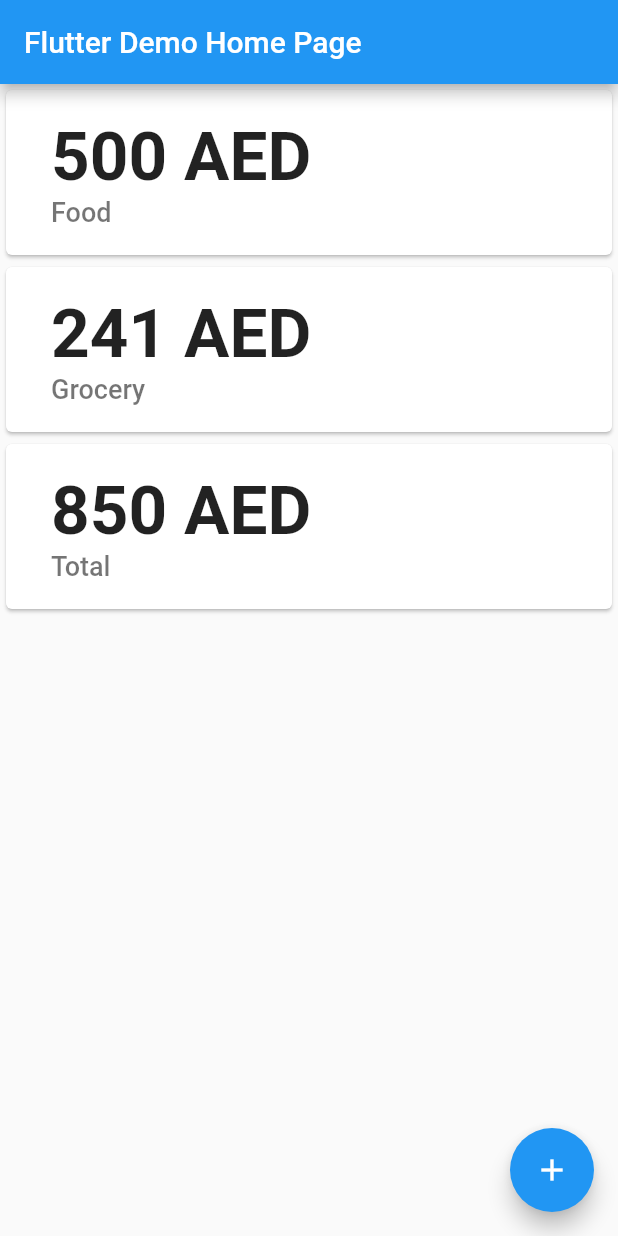
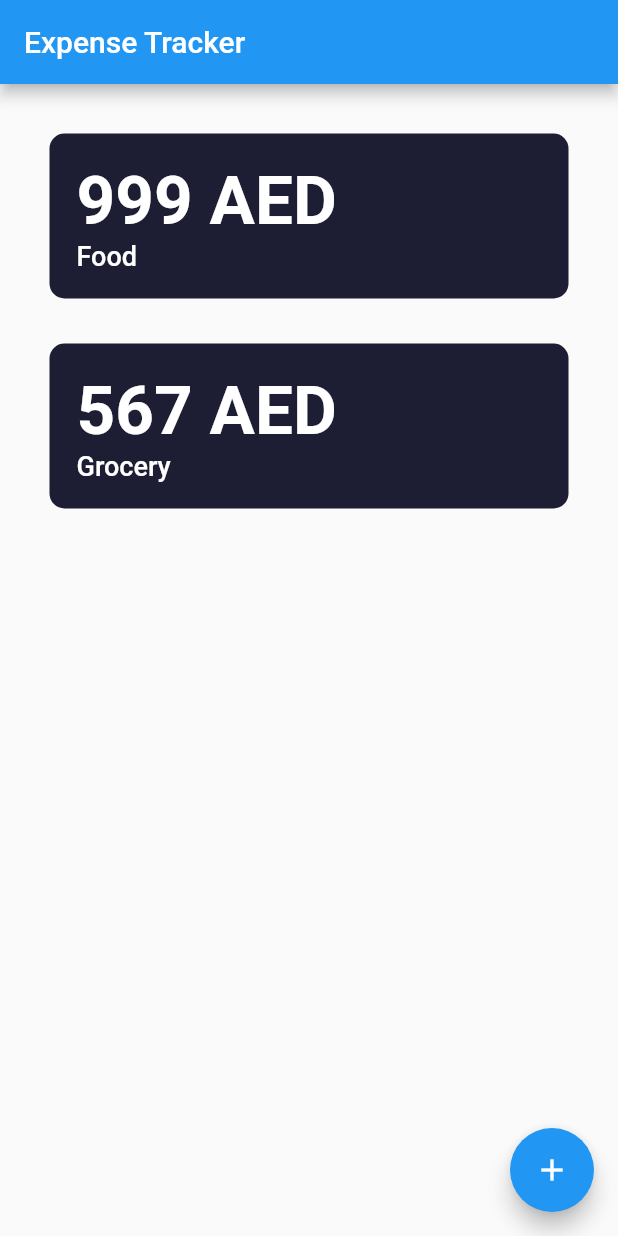
Before and after one commit to Simyan/ExpenseTrackerFlutter, a Flutter app: the screen it shows after launch, on a phone screen of 412 x 824 dp. Run offline on Flutter 3.47's test engine with Material 2 defaults, Android fonts, the phone set to English and light mode, and no system bars.

Commit message:
Custom cards and refactored code to improve code organization

```diff
--- /dev/null
+++ b/lib/components/custom_card.dart
@@ -0,0 +1,29 @@
+import 'package:flutter/material.dart';
+
+class CustomCard extends StatelessWidget {
+
+  CustomCard({@required this.value, @required this.label});
+
+  final String value;
+  final String label;
+
+  @override
+
+  Widget build(BuildContext context) {
+    return Container(
+        child: Padding(
+          padding: const EdgeInsets.all(18.0),
+          child: Column(
+            mainAxisSize: MainAxisSize.min,
+            crossAxisAlignment: CrossAxisAlignment.stretch,
+            children: <Widget>[
+              Text(value, style: TextStyle(fontSize: 45.0, fontWeight: FontWeight.w700, color: Colors.white)),
+              Text(label, style: TextStyle(fontSize: 18.0, fontWeight: FontWeight.w500, color: Colors.white))
+            ],
+          ),
+        ),
+        margin: EdgeInsets.all(15.0),
+        decoration: BoxDecoration(color: Color(0xFF1D1E33), borderRadius: BorderRadius.circular(10.0))
+    );
+  }
+}
--- a/lib/main.dart
+++ b/lib/main.dart
@@ -1,5 +1,5 @@
 import 'package:flutter/material.dart';
-
+import 'package:expense_tracker/screens/home_page.dart';
 void main() {
   runApp(MyApp());
 }
@@ -14,92 +14,7 @@ class MyApp extends StatelessWidget {
         primarySwatch: Colors.blue,
         visualDensity: VisualDensity.adaptivePlatformDensity,
       ),
-      home: MyHomePage(title: 'Flutter Demo Home Page'),
+      home: MyHomePage(title: 'Expense Tracker'),
     );
   }
 }
-
-class MyHomePage extends StatefulWidget {
-  MyHomePage({Key key, this.title}) : super(key: key);
-
-  //Sim: Fields in a widget subclass are always marked final
-  final String title;
-
-  @override
-  _MyHomePageState createState() => _MyHomePageState();
-}
-
-class _MyHomePageState extends State<MyHomePage> {
-  int _counter = 0;
-
-  void _incrementCounter() {
-    setState(() {
-      _counter++;
-    });
-  }
-
-  @override
-  Widget build(BuildContext context) {
-    return Scaffold(
-      appBar: AppBar(
-        // Here we take the value from the MyHomePage object that was created by
-        // the App.build method, and use it to set our appbar title.
-        title: Text(widget.title),
-      ),
-      body: SingleChildScrollView(
-        child: Column(
-          mainAxisAlignment: MainAxisAlignment.spaceEvenly,
-          children: <Widget>[
-            Card(
-              child: Column(
-                mainAxisSize: MainAxisSize.min,
-                children: <Widget>[
-                  Padding(
-                    padding: const EdgeInsets.all(14.0),
-                    child: const ListTile(
-                      title: Text('500 AED', style: TextStyle(fontSize: 45.0, fontWeight: FontWeight.w700)),
-                      subtitle: Text('Food', style: TextStyle(fontSize: 18.0, fontWeight: FontWeight.w500)),
-                    ),
-                  ),
-                ],
-              ),
-            ),
-            Card(
-              child: Column(
-                mainAxisSize: MainAxisSize.min,
-                children: <Widget>[
-                  Padding(
-                    padding: const EdgeInsets.all(14.0),
-                    child: const ListTile(
-                      title: Text('241 AED', style: TextStyle(fontSize: 45.0, fontWeight: FontWeight.w700)),
-                      subtitle: Text('Grocery', style: TextStyle(fontSize: 18.0, fontWeight: FontWeight.w500)),
-                    ),
-                  ),
-                ],
-              ),
-            ),
-            Card(
-              child: Column(
-                mainAxisSize: MainAxisSize.min,
-                children: <Widget>[
-                  Padding(
-                    padding: const EdgeInsets.all(14.0),
-                    child: const ListTile(
-                      title: Text('850 AED', style: TextStyle(fontSize: 45.0, fontWeight: FontWeight.w700)),
-                      subtitle: Text('Total', style: TextStyle(fontSize: 18.0, fontWeight: FontWeight.w500)),
-                    ),
-                  ),
-                ],
-              ),
-            ),
-          ],
-        ),
-      ),
-      floatingActionButton: FloatingActionButton(
-        onPressed: _incrementCounter,
-        tooltip: 'Increment',
-        child: Icon(Icons.add),
-      ), // This trailing comma makes auto-formatting nicer for build methods.
-    );
-  }
-}
--- /dev/null
+++ b/lib/screens/home_page.dart
@@ -0,0 +1,51 @@
+import 'package:flutter/material.dart';
+import 'package:expense_tracker/components/custom_card.dart';
+
+class MyHomePage extends StatefulWidget {
+  MyHomePage({Key key, this.title}) : super(key: key);
+
+  //Sim: Fields in a widget subclass are always marked final
+  final String title;
+
+  @override
+  _MyHomePageState createState() => _MyHomePageState();
+}
+
+class _MyHomePageState extends State<MyHomePage> {
+  int _counter = 0;
+
+  void _incrementCounter() {
+    setState(() {
+      _counter++;
+    });
+  }
+
+  @override
+  Widget build(BuildContext context) {
+    return Scaffold(
+      appBar: AppBar(
+        // Here we take the value from the MyHomePage object that was created by
+        // the App.build method, and use it to set our appbar title.
+        title: Text(widget.title),
+      ),
+      body: SingleChildScrollView(
+        child:
+        Padding(
+          padding: const EdgeInsets.all(18.0),
+          child: Column(
+            mainAxisAlignment: MainAxisAlignment.spaceEvenly,
+            children: <Widget>[
+              CustomCard(value: '999 AED', label: 'Food',),
+              CustomCard(value: '567 AED', label: 'Grocery',),
+            ],
+          ),
+        ),
+      ),
+      floatingActionButton: FloatingActionButton(
+        onPressed: _incrementCounter,
+        tooltip: 'Increment',
+        child: Icon(Icons.add),
+      ), // This trailing comma makes auto-formatting nicer for build methods.
+    );
+  }
+}
```
